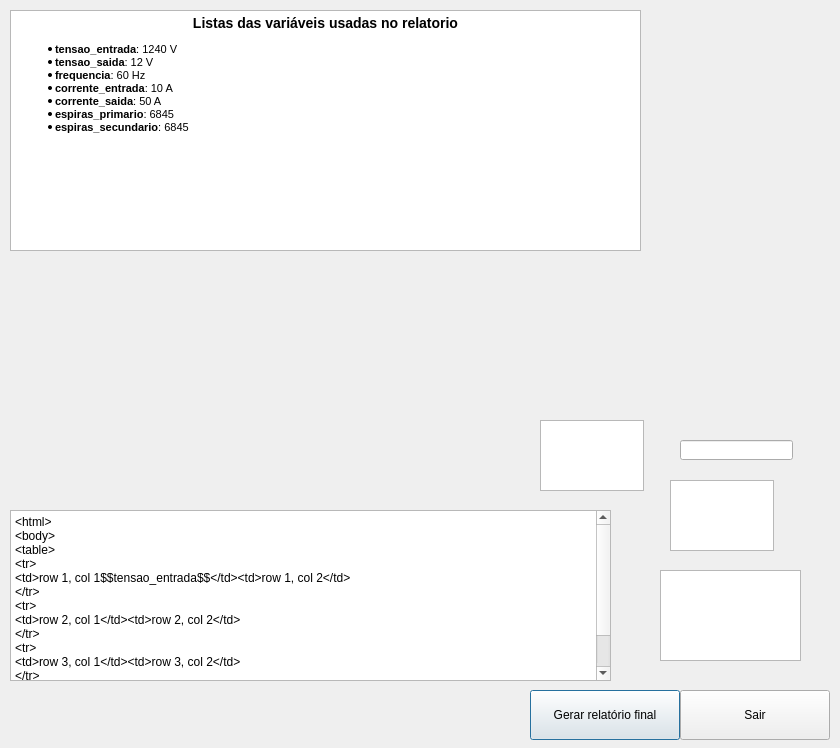
Above: windows/windowreport.ui from KyryIx/Helena before the change. Below: the same form after it.
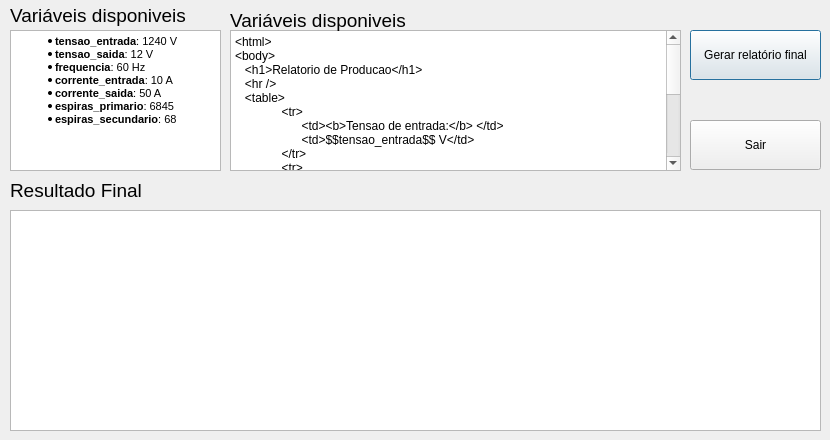
That is the form after the change.

Commit message: Include lib math in windowbobbin, windowlamina and windowwire. Modify windowreport.

```diff
--- a/windows/windowreport.ui
+++ b/windows/windowreport.ui
@@ -6,8 +6,8 @@
    <rect>
     <x>0</x>
     <y>0</y>
-    <width>840</width>
-    <height>748</height>
+    <width>830</width>
+    <height>440</height>
    </rect>
   </property>
   <property name="windowTitle">
@@ -16,25 +16,31 @@
   <widget class="QPlainTextEdit" name="plainTextEdit_reportCode">
    <property name="geometry">
     <rect>
-     <x>10</x>
-     <y>510</y>
-     <width>601</width>
-     <height>171</height>
+     <x>230</x>
+     <y>30</y>
+     <width>451</width>
+     <height>141</height>
     </rect>
    </property>
    <property name="plainText">
     <string>&lt;html&gt;
 &lt;body&gt;
-&lt;table&gt;
-&lt;tr&gt;
-&lt;td&gt;row 1, col 1$$tensao_entrada$$&lt;/td&gt;&lt;td&gt;row 1, col 2&lt;/td&gt;
-&lt;/tr&gt;
-&lt;tr&gt;
-&lt;td&gt;row 2, col 1&lt;/td&gt;&lt;td&gt;row 2, col 2&lt;/td&gt;
-&lt;/tr&gt;
-&lt;tr&gt;
-&lt;td&gt;row 3, col 1&lt;/td&gt;&lt;td&gt;row 3, col 2&lt;/td&gt;
-&lt;/tr&gt;
+   &lt;h1&gt;Relatorio de Producao&lt;/h1&gt;
+   &lt;hr/&gt;
+   &lt;table&gt;
+              &lt;tr&gt;
+                    &lt;td&gt;&lt;b&gt;Tensao de entrada:&lt;/b&gt; &lt;/td&gt;
+                    &lt;td&gt;$$tensao_entrada$$ V&lt;/td&gt;
+              &lt;/tr&gt;
+              &lt;tr&gt;
+                    &lt;td&gt;&lt;b&gt;Tensao de saida:&lt;/b&gt; &lt;/td&gt;
+                    &lt;td&gt;$$tensao_saida$$ V&lt;/td&gt;
+              &lt;/tr&gt;
+              &lt;tr&gt;
+                    &lt;td&gt;&lt;b&gt;Frequencia:&lt;/b&gt; &lt;/td&gt;
+                    &lt;td&gt;$$frequencia$$ Hz&lt;/td&gt;
+              &lt;/tr&gt;
+   &lt;/table&gt;
 &lt;/body&gt;
 &lt;/html&gt;</string>
    </property>
@@ -42,9 +48,9 @@
   <widget class="QPushButton" name="pushButton_makeReportFinal">
    <property name="geometry">
     <rect>
-     <x>530</x>
-     <y>690</y>
-     <width>150</width>
+     <x>690</x>
+     <y>30</y>
+     <width>131</width>
      <height>50</height>
     </rect>
    </property>
@@ -55,9 +61,9 @@
   <widget class="QPushButton" name="pushButton_exit">
    <property name="geometry">
     <rect>
-     <x>680</x>
-     <y>690</y>
-     <width>150</width>
+     <x>690</x>
+     <y>120</y>
+     <width>131</width>
      <height>50</height>
     </rect>
    </property>
@@ -65,43 +71,13 @@
     <string>Sair</string>
    </property>
   </widget>
-  <widget class="QPlainTextEdit" name="plainTextEdit_2">
-   <property name="geometry">
-    <rect>
-     <x>540</x>
-     <y>420</y>
-     <width>104</width>
-     <height>71</height>
-    </rect>
-   </property>
-  </widget>
-  <widget class="QLineEdit" name="lineEdit">
-   <property name="geometry">
-    <rect>
-     <x>680</x>
-     <y>440</y>
-     <width>113</width>
-     <height>20</height>
-    </rect>
-   </property>
-  </widget>
-  <widget class="QPlainTextEdit" name="plainTextEdit_3">
-   <property name="geometry">
-    <rect>
-     <x>670</x>
-     <y>480</y>
-     <width>104</width>
-     <height>71</height>
-    </rect>
-   </property>
-  </widget>
   <widget class="QTextBrowser" name="textBrowser_reportView">
    <property name="geometry">
     <rect>
      <x>10</x>
-     <y>10</y>
-     <width>631</width>
-     <height>241</height>
+     <y>30</y>
+     <width>211</width>
+     <height>141</height>
     </rect>
    </property>
    <property name="html">
@@ -109,24 +85,77 @@
 &lt;html&gt;&lt;head&gt;&lt;meta name=&quot;qrichtext&quot; content=&quot;1&quot; /&gt;&lt;style type=&quot;text/css&quot;&gt;
 p, li { white-space: pre-wrap; }
 &lt;/style&gt;&lt;/head&gt;&lt;body style=&quot; font-family:'MS Shell Dlg 2'; font-size:8.25pt; font-weight:400; font-style:normal;&quot;&gt;
-&lt;h3 align=&quot;center&quot; style=&quot; margin-top:14px; margin-bottom:12px; margin-left:0px; margin-right:0px; -qt-block-indent:0; text-indent:0px;&quot;&gt;&lt;span style=&quot; font-size:large; font-weight:600;&quot;&gt;Listas das variáveis usadas no relatorio&lt;/span&gt;&lt;/h3&gt;
-&lt;ul style=&quot;margin-top: 0px; margin-bottom: 0px; margin-left: 0px; margin-right: 0px; -qt-list-indent: 1;&quot;&gt;&lt;li style=&quot; margin-top:12px; margin-bottom:0px; margin-left:0px; margin-right:0px; -qt-block-indent:0; text-indent:0px;&quot;&gt;&lt;span style=&quot; font-weight:600;&quot;&gt;tensao_entrada&lt;/span&gt;: 1240 V&lt;/li&gt;
-&lt;li style=&quot; margin-top:0px; margin-bottom:0px; margin-left:0px; margin-right:0px; -qt-block-indent:0; text-indent:0px;&quot;&gt;&lt;span style=&quot; font-weight:600;&quot;&gt;tensao_saida&lt;/span&gt;: 12 V&lt;/li&gt;
-&lt;li style=&quot; margin-top:0px; margin-bottom:0px; margin-left:0px; margin-right:0px; -qt-block-indent:0; text-indent:0px;&quot;&gt;&lt;span style=&quot; font-weight:600;&quot;&gt;frequencia&lt;/span&gt;: 60 Hz&lt;/li&gt;
-&lt;li style=&quot; margin-top:0px; margin-bottom:0px; margin-left:0px; margin-right:0px; -qt-block-indent:0; text-indent:0px;&quot;&gt;&lt;span style=&quot; font-weight:600;&quot;&gt;corrente_entrada&lt;/span&gt;: 10 A&lt;/li&gt;
-&lt;li style=&quot; margin-top:0px; margin-bottom:0px; margin-left:0px; margin-right:0px; -qt-block-indent:0; text-indent:0px;&quot;&gt;&lt;span style=&quot; font-weight:600;&quot;&gt;corrente_saida&lt;/span&gt;: 50 A&lt;/li&gt;
-&lt;li style=&quot; margin-top:0px; margin-bottom:0px; margin-left:0px; margin-right:0px; -qt-block-indent:0; text-indent:0px;&quot;&gt;&lt;span style=&quot; font-weight:600;&quot;&gt;espiras_primario&lt;/span&gt;: 6845&lt;/li&gt;
-&lt;li style=&quot; margin-top:0px; margin-bottom:12px; margin-left:0px; margin-right:0px; -qt-block-indent:0; text-indent:0px;&quot;&gt;&lt;span style=&quot; font-weight:600;&quot;&gt;espiras_secundario&lt;/span&gt;: 6845&lt;/li&gt;&lt;/ul&gt;&lt;/body&gt;&lt;/html&gt;</string>
+&lt;ul style=&quot;margin-top: 0px; margin-bottom: 0px; margin-left: 0px; margin-right: 0px; -qt-list-indent: 1;&quot;&gt;&lt;li style=&quot; font-weight:600;&quot; style=&quot; margin-top:12px; margin-bottom:0px; margin-left:0px; margin-right:0px; -qt-block-indent:0; text-indent:0px;&quot;&gt;tensao_entrada&lt;span style=&quot; font-weight:400;&quot;&gt;: 1240 V&lt;/span&gt;&lt;/li&gt;
+&lt;li style=&quot;&quot; style=&quot; margin-top:0px; margin-bottom:0px; margin-left:0px; margin-right:0px; -qt-block-indent:0; text-indent:0px;&quot;&gt;&lt;span style=&quot; font-weight:600;&quot;&gt;tensao_saida&lt;/span&gt;: 12 V&lt;/li&gt;
+&lt;li style=&quot;&quot; style=&quot; margin-top:0px; margin-bottom:0px; margin-left:0px; margin-right:0px; -qt-block-indent:0; text-indent:0px;&quot;&gt;&lt;span style=&quot; font-weight:600;&quot;&gt;frequencia&lt;/span&gt;: 60 Hz&lt;/li&gt;
+&lt;li style=&quot;&quot; style=&quot; margin-top:0px; margin-bottom:0px; margin-left:0px; margin-right:0px; -qt-block-indent:0; text-indent:0px;&quot;&gt;&lt;span style=&quot; font-weight:600;&quot;&gt;corrente_entrada&lt;/span&gt;: 10 A&lt;/li&gt;
+&lt;li style=&quot;&quot; style=&quot; margin-top:0px; margin-bottom:0px; margin-left:0px; margin-right:0px; -qt-block-indent:0; text-indent:0px;&quot;&gt;&lt;span style=&quot; font-weight:600;&quot;&gt;corrente_saida&lt;/span&gt;: 50 A&lt;/li&gt;
+&lt;li style=&quot;&quot; style=&quot; margin-top:0px; margin-bottom:0px; margin-left:0px; margin-right:0px; -qt-block-indent:0; text-indent:0px;&quot;&gt;&lt;span style=&quot; font-weight:600;&quot;&gt;espiras_primario&lt;/span&gt;: 6845&lt;/li&gt;
+&lt;li style=&quot;&quot; style=&quot; margin-top:0px; margin-bottom:12px; margin-left:0px; margin-right:0px; -qt-block-indent:0; text-indent:0px;&quot;&gt;&lt;span style=&quot; font-weight:600;&quot;&gt;espiras_secundario&lt;/span&gt;: 68&lt;/li&gt;&lt;/ul&gt;&lt;/body&gt;&lt;/html&gt;</string>
    </property>
   </widget>
-  <widget class="QGraphicsView" name="graphicsView">
+  <widget class="QLabel" name="label_reportView">
    <property name="geometry">
     <rect>
-     <x>660</x>
-     <y>570</y>
-     <width>141</width>
-     <height>91</height>
+     <x>10</x>
+     <y>5</y>
+     <width>261</width>
+     <height>21</height>
     </rect>
+   </property>
+   <property name="font">
+    <font>
+     <pointsize>14</pointsize>
+    </font>
+   </property>
+   <property name="text">
+    <string>Variáveis disponiveis</string>
+   </property>
+  </widget>
+  <widget class="QLabel" name="label_reportCode">
+   <property name="geometry">
+    <rect>
+     <x>230</x>
+     <y>10</y>
+     <width>261</width>
+     <height>21</height>
+    </rect>
+   </property>
+   <property name="font">
+    <font>
+     <pointsize>14</pointsize>
+    </font>
+   </property>
+   <property name="text">
+    <string>Variáveis disponiveis</string>
+   </property>
+  </widget>
+  <widget class="QTextBrowser" name="textBrowser_reportResult">
+   <property name="geometry">
+    <rect>
+     <x>10</x>
+     <y>210</y>
+     <width>811</width>
+     <height>221</height>
+    </rect>
+   </property>
+  </widget>
+  <widget class="QLabel" name="label_reportResult">
+   <property name="geometry">
+    <rect>
+     <x>10</x>
+     <y>180</y>
+     <width>261</width>
+     <height>21</height>
+    </rect>
+   </property>
+   <property name="font">
+    <font>
+     <pointsize>14</pointsize>
+    </font>
+   </property>
+   <property name="text">
+    <string>Resultado Final</string>
    </property>
   </widget>
  </widget>
```
The commit also changes 7 other files.
